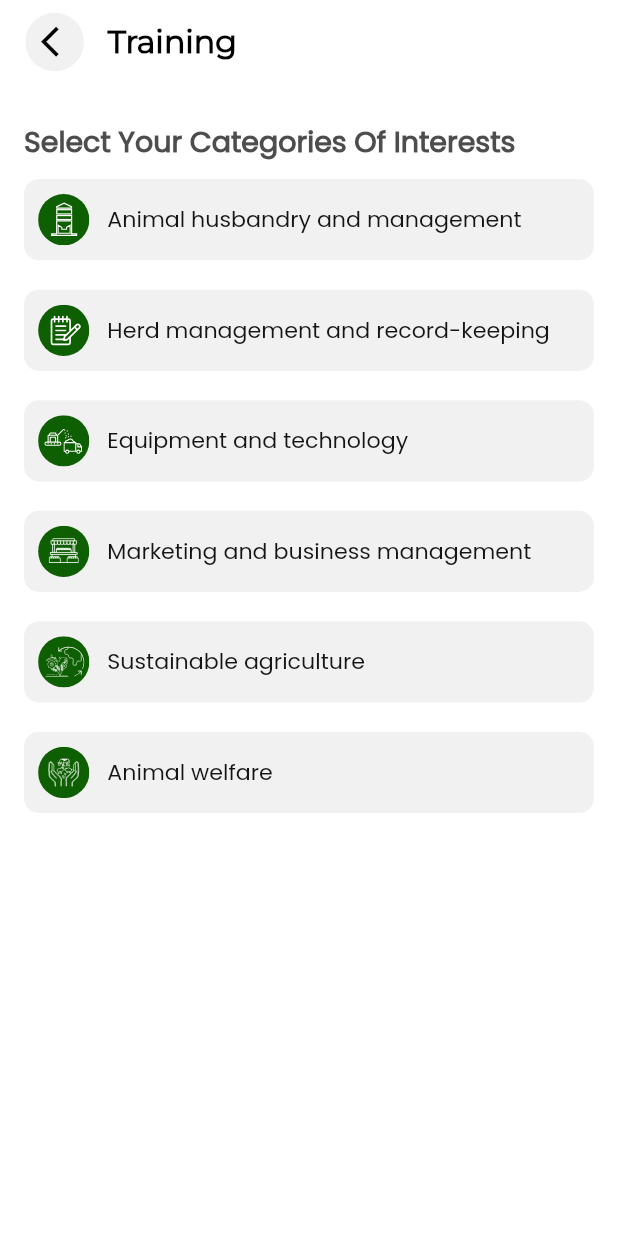
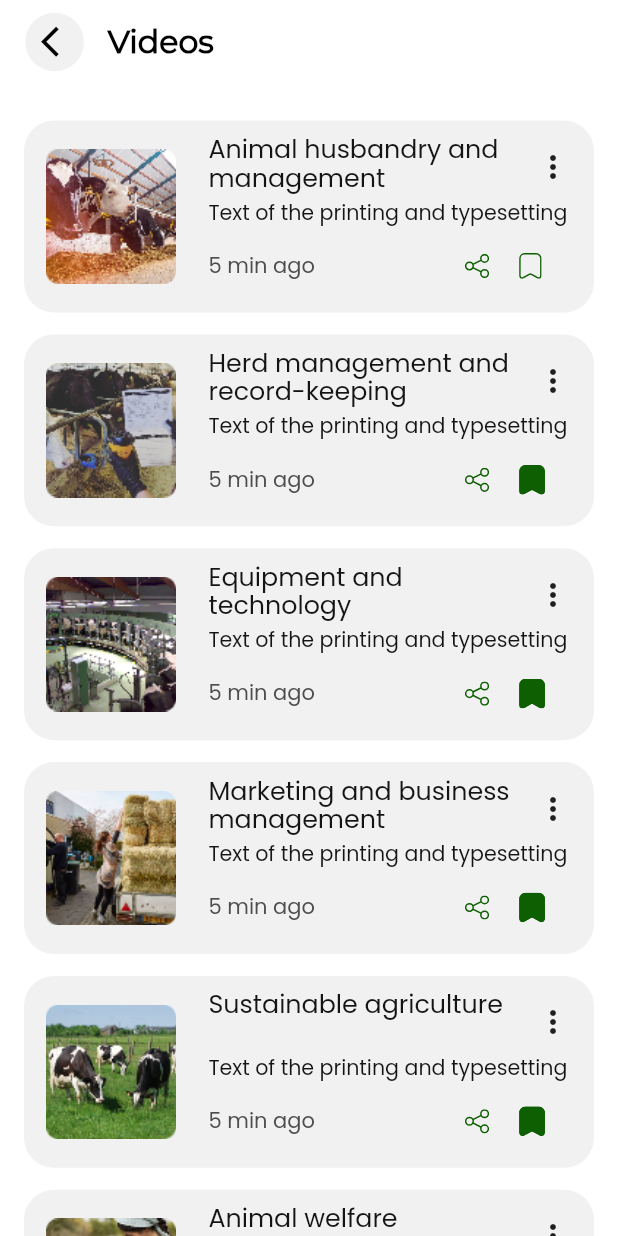
Before and after one commit to kishan06/FarmFeeders, a Flutter app: the TrainingMain screen opened by its route, after a tap on "Animal husbandry and management", on a phone screen of 412 x 824 dp. Run offline on Flutter 3.47's test engine with Material 2 defaults, Android fonts, the phone set to English and light mode, and no system bars; our stand-ins replace another_flushbar, buttons_tabbar, carousel_slider, dio, dotted_line, dropdown_button2 and 12 more; accounts and stored records are empty.

Commit message:
video details

```diff
--- a/lib/resources/routes/route_name.dart
+++ b/lib/resources/routes/route_name.dart
@@ -23,6 +23,8 @@ class RouteName {
   static const String savedArticleMain = '/savedarticlemain';
   static const String ArticleDetails = '/articledetails';
   static const String TrainingMain = '/trainingmain';
+  static const String VideosList = '/videoslist';
+  static const String VideosDetails = '/videosdetails';
 
   //other
   static const String settings = '/settings';
--- a/lib/resources/routes/routes.dart
+++ b/lib/resources/routes/routes.dart
@@ -17,6 +17,8 @@ import 'package:farmfeeders/view/Side%20Menu/NavigateTo%20pages/NewsAndArticle/A
 import 'package:farmfeeders/view/Side%20Menu/NavigateTo%20pages/NewsAndArticle/NewsAndArticleMain.dart';
 import 'package:farmfeeders/view/Side%20Menu/NavigateTo%20pages/NewsAndArticle/SavedArticles.dart';
 import 'package:farmfeeders/view/Side%20Menu/NavigateTo%20pages/Training/TrainingMain.dart';
+import 'package:farmfeeders/view/Side%20Menu/NavigateTo%20pages/Training/VideosList.dart';
+import 'package:farmfeeders/view/Side%20Menu/NavigateTo%20pages/Training/videos_details.dart';
 
 import 'package:farmfeeders/view/Side%20Menu/SideMenu.dart';
 
@@ -146,6 +148,14 @@ class AppRoutes {
           page: () => TrainingMain(),
         ),
         GetPage(
+          name: RouteName.VideosList,
+          page: () => VideosList(),
+        ),
+        GetPage(
+          name: RouteName.VideosDetails,
+          page: () => VideosDetails(),
+        ),
+        GetPage(
           name: RouteName.faqs,
           page: () => Faq(),
         ),
--- a/lib/view/Side Menu/NavigateTo pages/Training/TrainingCard.dart
+++ b/lib/view/Side Menu/NavigateTo pages/Training/TrainingCard.dart
@@ -1,4 +1,3 @@
-import 'package:farmfeeders/view/Side%20Menu/NavigateTo%20pages/NewsAndArticle/NewsData.dart';
 import 'package:farmfeeders/view/Side%20Menu/NavigateTo%20pages/Training/TrainingMainData.dart';
 import 'package:flutter/material.dart';
 import 'package:flutter_screenutil/flutter_screenutil.dart';
--- a/lib/view/Side Menu/NavigateTo pages/Training/TrainingMain.dart
+++ b/lib/view/Side Menu/NavigateTo pages/Training/TrainingMain.dart
@@ -1,9 +1,7 @@
 import 'package:farmfeeders/common/custom_appbar.dart';
-import 'package:farmfeeders/common/custom_button.dart';
 import 'package:farmfeeders/view/Side%20Menu/NavigateTo%20pages/Training/TrainingCard.dart';
 import 'package:flutter/material.dart';
 import 'package:flutter_screenutil/flutter_screenutil.dart';
-import 'package:get/get.dart';
 
 class TrainingMain extends StatefulWidget {
   const TrainingMain({super.key});
--- a/lib/view/Side Menu/NavigateTo pages/Training/TrainingMainData.dart
+++ b/lib/view/Side Menu/NavigateTo pages/Training/TrainingMainData.dart
@@ -2,31 +2,31 @@ List TrainingMainData = [
   {
     "trainingimage": "assets/images/animalHusbandry.svg",
     "title": 'Animal husbandry and management',
-    "route": '/main',
+    "route": '/videoslist',
   },
   {
     "trainingimage": "assets/images/herdManagement.svg",
     "title": 'Herd management and record-keeping',
-    "route": '/main',
+    "route": '/videoslist',
   },
   {
     "trainingimage": "assets/images/equipment.svg",
     "title": 'Equipment and technology',
-    "route": '/main',
+    "route": '/videoslist',
   },
   {
     "trainingimage": "assets/images/marketing.svg",
     "title": 'Marketing and business management',
-    "route": '/main',
+    "route": '/videoslist',
   },
   {
     "trainingimage": "assets/images/sustainable.svg",
     "title": 'Sustainable agriculture',
-    "route": '/main',
+    "route": '/videoslist',
   },
   {
     "trainingimage": "assets/images/animalWelfare.svg",
     "title": 'Animal welfare',
-    "route": '/main',
+    "route": '/videoslist',
   },
 ];
--- /dev/null
+++ b/lib/view/Side Menu/NavigateTo pages/Training/VideosCard.dart
@@ -0,0 +1,179 @@
+import 'package:farmfeeders/view/Side%20Menu/NavigateTo%20pages/Training/VideosListData.dart';
+import 'package:flutter/material.dart';
+import 'package:flutter_screenutil/flutter_screenutil.dart';
+import 'package:flutter_svg/flutter_svg.dart';
+import 'package:get/get.dart';
+
+class VideosCard extends StatefulWidget {
+  const VideosCard({
+    super.key,
+  });
+
+  @override
+  State<VideosCard> createState() => _VideosCardState();
+}
+
+class _VideosCardState extends State<VideosCard> {
+  int currentIndex = 0;
+
+  @override
+  void initState() {
+    // ignore: todo
+    // TODO: implement initState
+
+    super.initState();
+  }
+
+  @override
+  Widget build(BuildContext context) {
+    return SingleChildScrollView(
+      child: Column(
+        children: [
+          ListView.builder(
+              physics: const NeverScrollableScrollPhysics(),
+              shrinkWrap: true,
+              itemCount: VideosListData.length,
+              itemBuilder: (context, index) {
+                return Column(
+                  children: [
+                    VideosCard(
+                      VideosListData[index]["videoimage"],
+                      VideosListData[index]["title"],
+                      VideosListData[index]["text"],
+                      VideosListData[index]["time"],
+                      VideosListData[index]["route"],
+                      VideosListData[index]["savevideo"],
+                      index,
+                    )
+                  ],
+                );
+              })
+        ],
+      ),
+    );
+  }
+
+  Widget VideosCard(
+    dynamic videoimage,
+    dynamic title,
+    dynamic text,
+    dynamic time,
+    dynamic route,
+    int index,
+    int savevideo,
+  ) {
+    return Column(
+      children: [
+        GestureDetector(
+          onTap: () {
+            Get.toNamed("/videosdetails");
+          },
+          child: Container(
+            decoration: BoxDecoration(
+              borderRadius: BorderRadius.circular(20),
+              color: Color(0xFFF1F1F1),
+            ),
+            child: Padding(
+              padding: const EdgeInsets.all(11.0),
+              child: Row(
+                crossAxisAlignment: CrossAxisAlignment.center,
+                mainAxisAlignment: MainAxisAlignment.start,
+                children: [
+                  SizedBox(
+                    height: 92.h,
+                    width: 89.w,
+                    child: Image.asset(
+                      videoimage,
+                    ),
+                  ),
+                  SizedBox(
+                    width: 17.w,
+                  ),
+                  Column(
+                    crossAxisAlignment: CrossAxisAlignment.start,
+                    mainAxisAlignment: MainAxisAlignment.start,
+                    children: [
+                      Row(
+                        children: [
+                          SizedBox(
+                            height: 41.h,
+                            width: 206.w,
+                            child: Text(
+                              title,
+                              style: TextStyle(
+                                height: 1.1,
+                                fontSize: 16.sp,
+                                fontWeight: FontWeight.w500,
+                                color: const Color(0xFF141414),
+                              ),
+                            ),
+                          ),
+                          Icon(Icons.more_vert)
+                        ],
+                      ),
+                      Container(
+                        width: 230.w,
+                        child: Text(
+                          text,
+                          style: TextStyle(
+                              fontSize: 13.sp,
+                              fontWeight: FontWeight.w300,
+                              color: Color(0xFF141414)),
+                        ),
+                      ),
+                      SizedBox(
+                        height: 5.h,
+                      ),
+                      Row(
+                        mainAxisAlignment: MainAxisAlignment.end,
+                        children: [
+                          Text(
+                            time,
+                            style: TextStyle(
+                                fontSize: 14, color: Color(0xFF4D4D4D)),
+                          ),
+                          SizedBox(
+                            width: 100,
+                          ),
+                          Container(
+                            height: 40,
+                            child: SvgPicture.asset(
+                              "assets/images/share.svg",
+                            ),
+                          ),
+                          SizedBox(
+                            width: 20,
+                          ),
+                          InkWell(
+                            onTap: () {
+                              setState(() {
+                                VideosListData[index]["savevideo"] =
+                                    savevideo == 0 ? 1 : 0;
+                              });
+                            },
+                            child: savevideo == 0
+                                ? Container(
+                                    height: 40,
+                                    child: SvgPicture.asset(
+                                        "assets/images/saveblank.svg"))
+                                : Container(
+                                    height: 40,
+                                    child: SvgPicture.asset(
+                                        "assets/images/save.svg")),
+                          ),
+                        ],
+                      ),
+                    ],
+                  ),
+                ],
+              ),
+            ),
+          ),
+        ),
+        SizedBox(
+          height: 15.h,
+        ),
+      ],
+    );
+  }
+}
--- /dev/null
+++ b/lib/view/Side Menu/NavigateTo pages/Training/VideosList.dart
@@ -0,0 +1,47 @@
+import 'package:farmfeeders/common/custom_appbar.dart';
+import 'package:farmfeeders/view/Side%20Menu/NavigateTo%20pages/Training/TrainingCard.dart';
+import 'package:farmfeeders/view/Side%20Menu/NavigateTo%20pages/Training/VideosCard.dart';
+import 'package:flutter/material.dart';
+import 'package:flutter_screenutil/flutter_screenutil.dart';
+
+class VideosList extends StatefulWidget {
+  const VideosList({super.key});
+
+  @override
+  State<VideosList> createState() => _VideosListState();
+}
+
+class _VideosListState extends State<VideosList> {
+  @override
+  Widget build(BuildContext context) {
+    return SafeArea(
+      child: Scaffold(
+        appBar: AppBar(
+          title: customAppBar(text: "Videos"),
+          backgroundColor: Colors.white,
+          automaticallyImplyLeading: false,
+          elevation: 0,
+          titleSpacing: 0,
+        ),
+        backgroundColor: Colors.white,
+        body: Padding(
+          padding: const EdgeInsets.symmetric(horizontal: 16.0),
+          child: SingleChildScrollView(
+            child: Column(
+              mainAxisAlignment: MainAxisAlignment.start,
+              children: [
+                SizedBox(
+                  height: 25.h,
+                ),
+
+                VideosCard()
+
+                //  sizedBoxHeight(58.h)
+              ],
+            ),
+          ),
+        ),
+      ),
+    );
+  }
+}
--- /dev/null
+++ b/lib/view/Side Menu/NavigateTo pages/Training/VideosListData.dart
@@ -0,0 +1,50 @@
+List VideosListData = [
+  {
+    "videoimage": "assets/images/videos1.png",
+    "title": 'Animal husbandry and management',
+    "text": 'Text of the printing and typesetting',
+    "time": '5 min ago',
+    "savevideo": 0,
+    "route": '/videoslist',
+  },
+  {
+    "videoimage": "assets/images/videos2.png",
+    "title": 'Herd management and record-keeping',
+    "text": 'Text of the printing and typesetting',
+    "time": '5 min ago',
+    "savevideo": 0,
+    "route": '/videoslist',
+  },
+  {
+    "videoimage": "assets/images/videos3.png",
+    "title": 'Equipment and technology',
+    "text": 'Text of the printing and typesetting',
+    "time": '5 min ago',
+    "savevideo": 0,
+    "route": '/videoslist',
+  },
+  {
+    "videoimage": "assets/images/videos4.png",
+    "title": 'Marketing and business management',
+    "text": 'Text of the printing and typesetting',
+    "time": '5 min ago',
+    "savevideo": 0,
+    "route": '/videoslist',
+  },
+  {
+    "videoimage": "assets/images/videos5.png",
+    "title": 'Sustainable agriculture',
+    "text": 'Text of the printing and typesetting',
+    "time": '5 min ago',
+    "savevideo": 0,
+    "route": '/videoslist',
+  },
+  {
+    "videoimage": "assets/images/videos6.png",
+    "title": 'Animal welfare',
+    "text": 'Text of the printing and typesetting',
+    "time": '5 min ago',
+    "savevideo": 0,
+    "route": '/videoslist',
+  },
+];
```
Also changed, not shown: lib/view/Side Menu/NavigateTo pages/NewsAndArticle/NewsCard.dart (+7 -2 lines), lib/view/Side Menu/NavigateTo pages/Training/videos_details.dart (added, +125 -0 lines), assets/images/videos1.png (added), assets/images/videos2.png (added), assets/images/videos3.png (added), assets/images/videos4.png (added), assets/images/videos5.png (added), assets/images/videos6.png (added), pubspec.lock.
